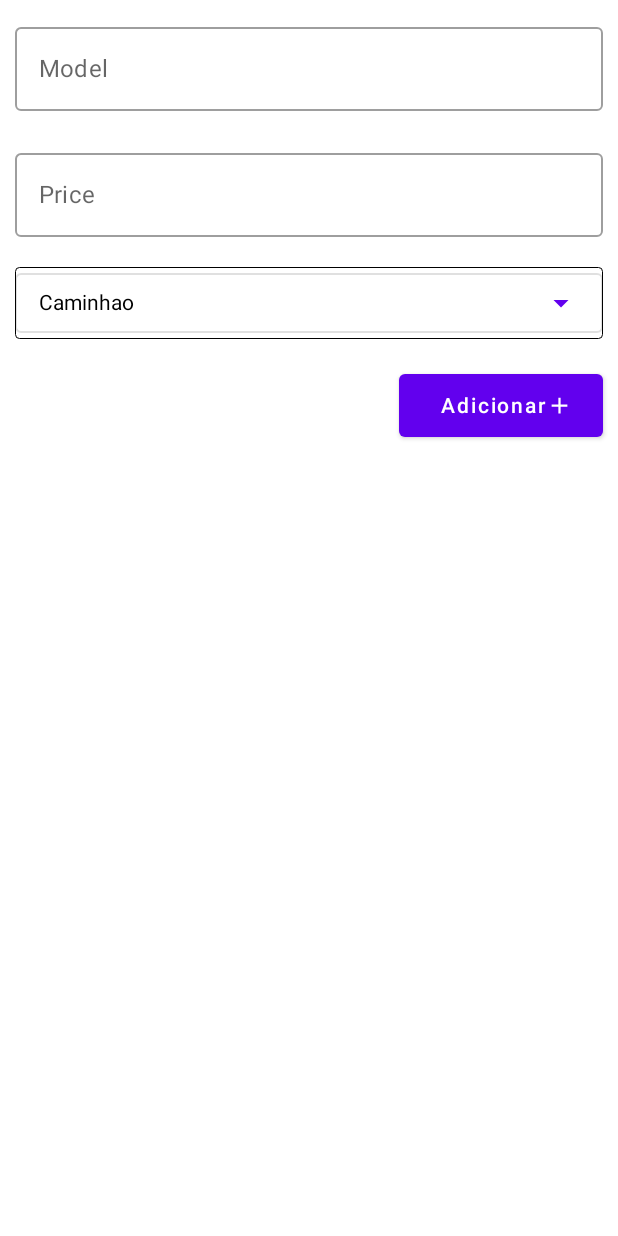
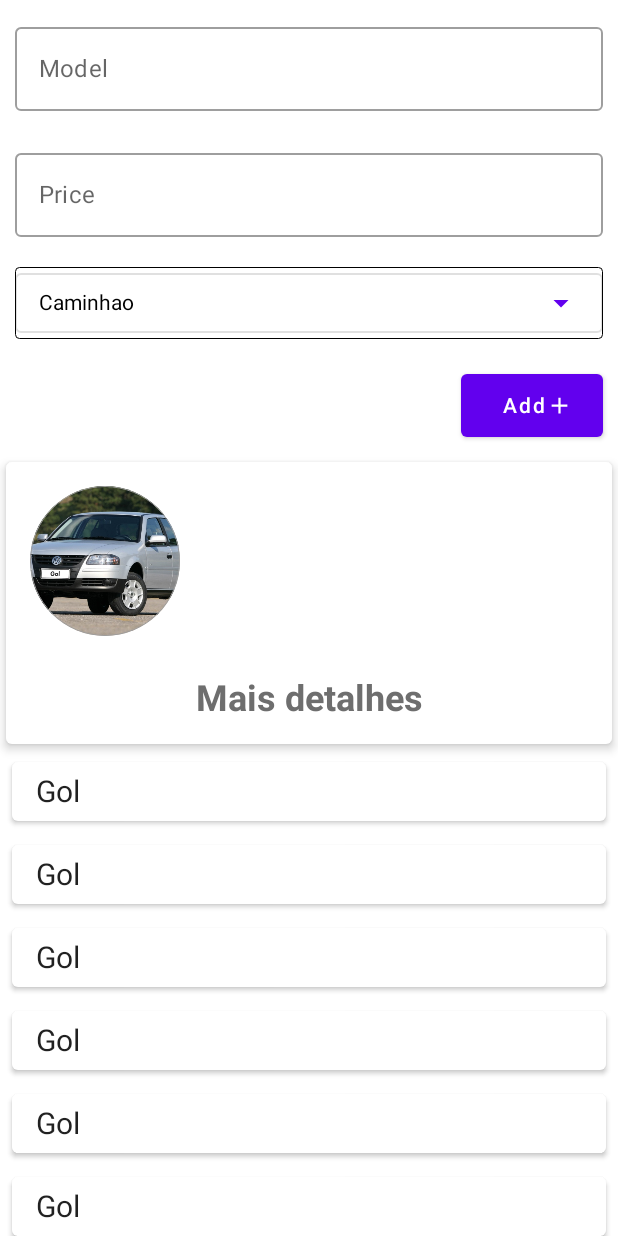
Before and after one commit to GuilhermeBarboosa/cadastracarro, an Android app built with Jetpack Compose: the screen it shows after launch (MainActivity), on a phone screen of 412 x 824 dp. Run offline under Robolectric (Android 15) with nearby library versions, the phone set to English and light mode, and no system bars.

Commit message:
feat criacao de card para veiculo

```diff
--- a/app/src/main/java/com/pdm/cadastracarro/MainActivity.kt
+++ b/app/src/main/java/com/pdm/cadastracarro/MainActivity.kt
@@ -3,11 +3,15 @@ package com.pdm.cadastracarro
 import android.os.Bundle
 import androidx.activity.ComponentActivity
 import androidx.activity.compose.setContent
-import androidx.compose.foundation.background
+import androidx.compose.animation.*
+import androidx.compose.animation.core.tween
+import androidx.compose.foundation.Image
 import androidx.compose.foundation.border
+import androidx.compose.foundation.clickable
 import androidx.compose.foundation.layout.*
 import androidx.compose.foundation.lazy.LazyColumn
 import androidx.compose.foundation.lazy.items
+import androidx.compose.foundation.shape.CircleShape
 import androidx.compose.foundation.shape.RoundedCornerShape
 import androidx.compose.foundation.text.KeyboardActions
 import androidx.compose.foundation.text.KeyboardOptions
@@ -15,7 +19,6 @@ import androidx.compose.material.*
 import androidx.compose.material.icons.Icons
 import androidx.compose.material.icons.filled.Add
 import androidx.compose.material.icons.filled.ArrowDropDown
-import androidx.compose.material.icons.filled.Favorite
 import androidx.compose.runtime.Composable
 import androidx.compose.runtime.mutableStateOf
 import androidx.compose.runtime.remember
@@ -26,16 +29,19 @@ import androidx.compose.ui.Alignment
 import androidx.compose.ui.Modifier
 import androidx.compose.ui.draw.clip
 import androidx.compose.ui.graphics.Color
-import androidx.compose.ui.graphics.Outline
+import androidx.compose.ui.layout.ContentScale
 import androidx.compose.ui.platform.LocalFocusManager
+import androidx.compose.ui.res.painterResource
+import androidx.compose.ui.res.stringResource
 import androidx.compose.ui.text.TextStyle
+import androidx.compose.ui.text.font.FontWeight
 import androidx.compose.ui.text.input.ImeAction
 import androidx.compose.ui.text.input.KeyboardType
-import androidx.compose.ui.text.input.PasswordVisualTransformation
 import androidx.compose.ui.text.input.TextFieldValue
 import androidx.compose.ui.text.style.TextAlign
 import androidx.compose.ui.text.style.TextOverflow
 import androidx.compose.ui.tooling.preview.Preview
+import androidx.compose.ui.unit.Dp
 import androidx.compose.ui.unit.dp
 import androidx.compose.ui.unit.sp
 import com.estudo.provapdm.model.Veiculo
@@ -57,9 +63,9 @@ fun BuildLayout() {
     var veiculoDisplayed by remember {
         mutableStateOf(
             Veiculo(
-                "Empty...",
+                "",
                 0.0,
-                TipoVeiculo.TRUCK,
+                TipoVeiculo.HATCH,
                 false
             )
         )
@@ -67,6 +73,8 @@ fun BuildLayout() {
     var model by remember { mutableStateOf(TextFieldValue("")) }
     var price by remember { mutableStateOf(TextFieldValue("")) }
     val models = enumValues<TipoVeiculo>().toList()
+
+    //var contactDisplayed by remember { mutableStateOf(Veiculo("", 0.0, TipoVeiculo.TRUCK, false)) }
 
     val focusManger = LocalFocusManager.current
 
@@ -80,9 +88,11 @@ fun BuildLayout() {
                 Row() {
                     OutlinedTextField(
                         value = model,
-                        onValueChange = { model = it},
+                        onValueChange = { model = it },
                         label = { Text("Model") },
-                        modifier = Modifier.padding(10.dp).fillMaxWidth(),
+                        modifier = Modifier
+                            .padding(10.dp)
+                            .fillMaxWidth(),
                         singleLine = true,
                         maxLines = 1,
                         keyboardOptions = KeyboardOptions(
@@ -98,9 +108,11 @@ fun BuildLayout() {
                 Row() {
                     OutlinedTextField(
                         value = price,
-                        onValueChange = { price = it},
+                        onValueChange = { price = it },
                         label = { Text("Price") },
-                        modifier = Modifier.padding(10.dp).fillMaxWidth(),
+                        modifier = Modifier
+                            .padding(10.dp)
+                            .fillMaxWidth(),
                         singleLine = true,
                         maxLines = 1,
                         keyboardOptions = KeyboardOptions(
@@ -118,11 +130,14 @@ fun BuildLayout() {
                         var selectedName by rememberSaveable() {
                             mutableStateOf(TipoVeiculo.TRUCK.descricao)
                         }
-                        Spinner(itemList = models, selectedItem = selectedName, onItemSelected = { selectedName = it})
+                        Spinner(
+                            itemList = models,
+                            selectedItem = selectedName,
+                            onItemSelected = { selectedName = it })
                     }
                 }
 
-                Row( modifier = Modifier.padding(10.dp) ){
+                Row(modifier = Modifier.padding(10.dp)) {
                     Spacer(Modifier.weight(1f))
                     Button(
                         onClick = { /* ... */ },
@@ -136,12 +151,26 @@ fun BuildLayout() {
                     ) {
                         // Inner content including an icon and a text label
                         Spacer(Modifier.size(ButtonDefaults.IconSpacing))
-                        Text("Adicionar")
+                        Text("Add")
                         Icon(
                             Icons.Filled.Add,
-                            contentDescription = "Favorite",
+                            contentDescription = "Add",
                             modifier = Modifier.size(ButtonDefaults.IconSize)
                         )
+                    }
+                }
+                Column(modifier = Modifier.fillMaxWidth()) {
+                    ProfileCard(veiculoDisplayed)
+                    val vehicles = mutableListOf<Veiculo>(
+                        Veiculo("Gol", 30.00, TipoVeiculo.HATCH, false),
+                        Veiculo("Gol", 30.00, TipoVeiculo.HATCH, false),
+                        Veiculo("Gol", 30.00, TipoVeiculo.HATCH, false),
+                        Veiculo("Gol", 30.00, TipoVeiculo.HATCH, false),
+                        Veiculo("Gol", 30.00, TipoVeiculo.HATCH, false),
+                        Veiculo("Gol", 30.00, TipoVeiculo.HATCH, false)
+                    )
+                    VeiculoList(vehicles) { veiculo ->
+                        veiculoDisplayed = veiculo
                     }
                 }
             }
@@ -151,15 +180,18 @@ fun BuildLayout() {
 
 
 @Composable
-fun Spinner(itemList: List<TipoVeiculo>,
+fun Spinner(
+    itemList: List<TipoVeiculo>,
     selectedItem: String,
-            onItemSelected: (selectedItem: String) -> Unit)
-{
-        var expanded by rememberSaveable(){
+    onItemSelected: (selectedItem: String) -> Unit
+) {
+    var expanded by rememberSaveable() {
         mutableStateOf(false)
     }
 
-        OutlinedButton(modifier = Modifier.padding(10.dp).border(0.dp, Color.Black, shape = RoundedCornerShape(3.dp)), onClick = {
+    OutlinedButton(modifier = Modifier
+        .padding(10.dp)
+        .border(0.dp, Color.Black, shape = RoundedCornerShape(3.dp)), onClick = {
         expanded = true
     }) {
         Text(
@@ -167,7 +199,11 @@ fun Spinner(itemList: List<TipoVeiculo>,
             style = TextStyle(Color.Black),
             overflow = TextOverflow.Ellipsis,
             maxLines = 1,
-                modifier = Modifier.weight( 1f,).fillMaxWidth().padding(0.dp))
+            modifier = Modifier
+                .weight(1f)
+                .fillMaxWidth()
+                .padding(0.dp)
+        )
         Icon(Icons.Default.ArrowDropDown, contentDescription = null)
     }
 
@@ -175,7 +211,7 @@ fun Spinner(itemList: List<TipoVeiculo>,
         expanded = false
     }) {
 
-            itemList.forEach{
+        itemList.forEach {
             DropdownMenuItem(onClick = {
                 expanded = false
                 onItemSelected(it.descricao)
@@ -186,64 +222,89 @@ fun Spinner(itemList: List<TipoVeiculo>,
     }
 }
 
-//@Composable
-//fun ProfileCard(contact: Veiculo) {
-//    var expandDetails by remember { mutableStateOf(false) }
-//    Card(
-//        modifier = Modifier
-//            .fillMaxWidth()
-//            .padding(4.dp),
-//        elevation = 4.dp
-//    ) {
-//        Column(
-//            modifier = Modifier
-//                .fillMaxWidth()
-//                .padding(16.dp)
-//        ) {
-//            ImageCard(100.dp, Modifier.align(Alignment.CenterHorizontally))
-//            Row(
-//                modifier =
-//                Modifier.align(Alignment.CenterHorizontally)
-//            ) {
-//                Text(
-//                    text = contact.name,
-//                    textAlign = TextAlign.Center,
-//                    fontSize = 24.sp,
-//                    overflow = TextOverflow.Ellipsis,
-//                    maxLines = 1,
-//                    modifier = Modifier.widthIn(0.dp, 250.dp)
-//                )
-//                Text(
-//                    text = if(expandDetails) "–" else "+",
-//                    textAlign = TextAlign.Center,
-//                    fontSize = 24.sp,
-//                    fontWeight = FontWeight.Bold,
-//                    color = Color(0xFF6E6E6E),
-//                    modifier = Modifier
-//                        .padding(horizontal = 8.dp)
-//                        .clickable {
-//                            expandDetails = !expandDetails
-//                        }
-//                )
-//            }
-//            AnimatedVisibility(
-//                visible = expandDetails,
-//                enter = fadeIn(initialAlpha = 0f) + expandVertically(),
-//                exit = fadeOut(animationSpec = tween(durationMillis = 250)) + shrinkVertically()
-//            ) {
-//                Text(
-//                    text = stringResource(
-//                        id = R.string.description_text,
-//                        contact.name, contact.phone,
-//                        contact.address, contact.description
-//                    ),
-//                    modifier = Modifier.padding(8.dp)
-//                )
-//            }
-//        }
-//    }
-//}
+@Composable
+fun ProfileCard(veiculo: Veiculo) {
+    var expandDetails by remember { mutableStateOf(false) }
+    Card(
+        modifier = Modifier
+            .fillMaxWidth()
+            .padding(4.dp),
+        elevation = 4.dp
+    ) {
+        Column(
+            modifier = Modifier
+                .fillMaxWidth()
+                .padding(16.dp)
+        ) {
+            ImageCard(100.dp, Modifier.align(Alignment.Start))
+            Text(
+                text = veiculo.model,
+                textAlign = TextAlign.Center,
+                fontSize = 24.sp,
+                overflow = TextOverflow.Ellipsis,
+                maxLines = 1,
+                modifier = Modifier.widthIn(0.dp, 250.dp)
+            )
+            Row(
+                modifier =
+                Modifier.align(Alignment.CenterHorizontally)
+            ) {
+                Text(
+                    text = veiculo.model,
+                    textAlign = TextAlign.Center,
+                    fontSize = 24.sp,
+                    overflow = TextOverflow.Ellipsis,
+                    maxLines = 1,
+                    modifier = Modifier.widthIn(0.dp, 250.dp)
+                )
+                Text(
+                    text = if (expandDetails) "Menos detalhes" else "Mais detalhes",
+                    textAlign = TextAlign.Center,
+                    fontSize = 24.sp,
+                    fontWeight = FontWeight.Bold,
+                    color = Color(0xFF6E6E6E),
+                    modifier = Modifier
+                        .padding(horizontal = 8.dp)
+                        .clickable {
+                            expandDetails = !expandDetails
+                        }
+                )
+            }
+            AnimatedVisibility(
+                visible = expandDetails,
+                enter = fadeIn(initialAlpha = 0f) + expandVertically(),
+                exit = fadeOut(animationSpec = tween(durationMillis = 250)) + shrinkVertically()
+            ) {
+                Text(
+                    text = stringResource(
+                        id = R.string.description_text,
+                        veiculo.model, veiculo.price,
+                        veiculo.type.descricao, veiculo.sold
+                    ),
+                    modifier = Modifier.padding(8.dp)
+                )
+            }
+        }
+    }
+}
 
+@Composable
+fun ImageCard(size: Dp, modifier: Modifier = Modifier) {
+    Image(
+        painter = painterResource(id = R.drawable.gol),
+        contentDescription = stringResource(id = R.string.profile_picture),
+        modifier =
+        modifier
+            .clip(CircleShape)
+            .size(size)
+            .border(
+                0.5.dp,
+                Color(0xFF9E9E9E),
+                CircleShape
+            ),
+        contentScale = ContentScale.Crop
+    )
+}
 
 @Composable
 fun ContactItemView(veiculo: Veiculo, onClick: () -> Unit) {
@@ -277,7 +338,7 @@ fun ContactItemView(veiculo: Veiculo, onClick: () -> Unit) {
 }
 
 @Composable
-fun ContactList(veiculos: List<Veiculo>, onClick: (veiculo: Veiculo) -> Unit) {
+fun VeiculoList(veiculos: List<Veiculo>, onClick: (veiculo: Veiculo) -> Unit) {
     LazyColumn {
         items(veiculos) { veiculo ->
             ContactItemView(veiculo) {
--- a/app/src/main/res/values/strings.xml
+++ b/app/src/main/res/values/strings.xml
@@ -1,3 +1,5 @@
 <resources>
     <string name="app_name">cadastracarro</string>
+    <string name="profile_picture">Profile picture</string>
+    <string name="description_text">Model: %s\nPrice: %s\nType: %s\nSold: %s</string>
 </resources>
```
Also changed, not shown: app/src/main/res/drawable/gol.jpg (added). Lines whose indentation alone changed are shown as unchanged.
